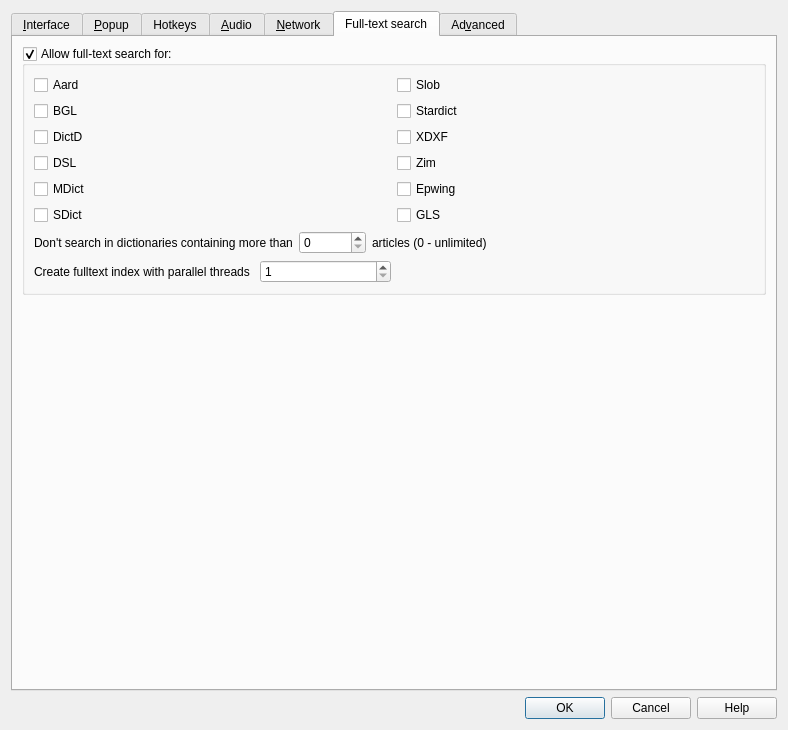
Old version of the form src/ui/preferences.ui in the repository xiaoyifang/goldendict-ng.
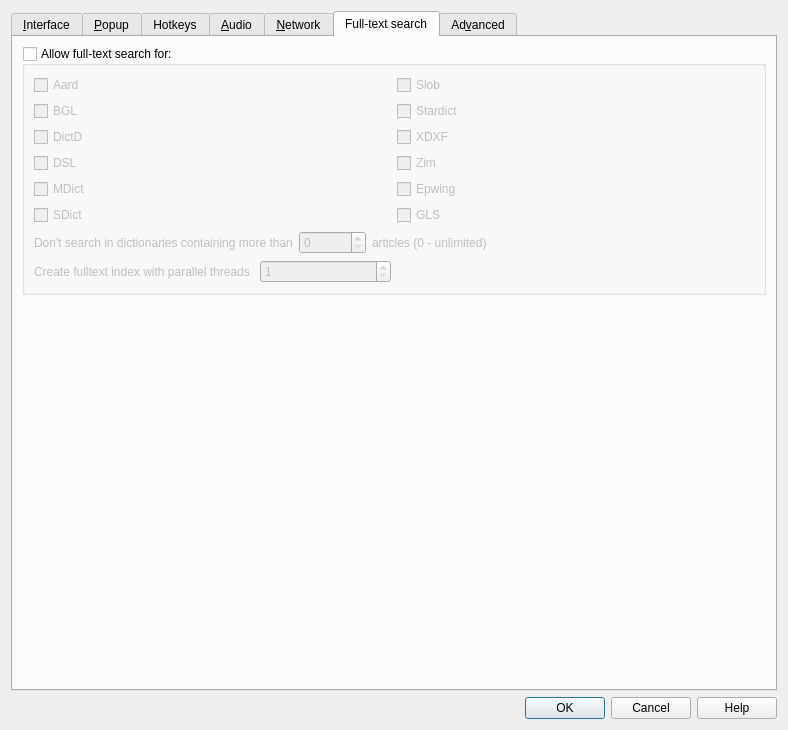
New version of the form. The open tabs and pages were chosen to show the change. Icons and pictures are not drawn.

Commit message: opt:fulltext disabled on first run

Diff of the .ui file:
```diff
--- a/src/ui/preferences.ui
+++ b/src/ui/preferences.ui
@@ -1447,7 +1447,7 @@
           <bool>true</bool>
          </property>
          <property name="checked">
-          <bool>true</bool>
+          <bool>false</bool>
          </property>
          <layout class="QGridLayout" name="gridLayout_4">
           <item row="3" column="1">
```
